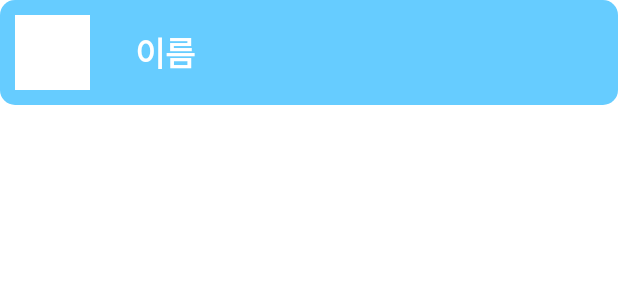
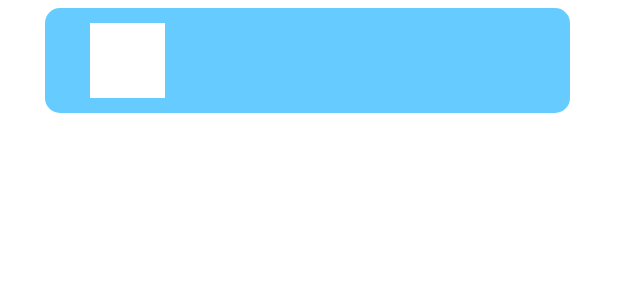
Before and after one commit to gikhoon/TakeCareFridge, an Android app: the layout add_ingredient_list.xml on its own in the app's theme, with its tools: preview values and no code run, on a phone screen of 412 x 824 dp. Shown: the top 300 px of the screen. Run offline under Robolectric (Android 15) with nearby library versions, the phone set to English and light mode, and no system bars.

Commit message:
디자인 drawable 추가

```diff
--- a/app/src/main/res/layout/add_ingredient_list.xml
+++ b/app/src/main/res/layout/add_ingredient_list.xml
@@ -1,12 +1,16 @@
 <?xml version="1.0" encoding="utf-8"?>
 <LinearLayout xmlns:android="http://schemas.android.com/apk/res/android"
-    android:layout_width="match_parent"
+    android:layout_width="350dp"
     android:layout_height="70dp"
+    android:layout_marginStart="30dp"
+    android:layout_marginTop="5dp"
     android:orientation="horizontal"
-    android:background="@drawable/blue_bar_right2">
+    android:background="@drawable/blue_bar_right2"
+    android:layout_centerHorizontal="true">
     <ImageView
         android:id="@+id/iv_addingredientImage"
-        android:layout_margin="10dp"
+        android:layout_marginTop="10dp"
+        android:layout_marginStart="30dp"
         android:layout_width="50dp"
         android:layout_height="50dp"
         android:background="@color/white"
@@ -14,14 +18,14 @@
 
     <TextView
         android:id="@+id/tv_addingredientName"
-        android:layout_width="80dp"
+        android:layout_marginStart="75dp"
+        android:layout_width="120dp"
         android:layout_height="match_parent"
-        android:text="이름"
         android:gravity="center"
         android:fontFamily="@font/basic_font"
         android:textStyle="bold"
         android:textColor="@color/white"
-        android:textSize="22sp"/>
+        android:textSize="25sp"/>
 
     <!--<TextView
         android:id="@+id/tv_addingredient"
--- a/app/src/main/res/values/styles.xml
+++ b/app/src/main/res/values/styles.xml
@@ -1,6 +1,6 @@
 <?xml version="1.0" encoding="utf-8"?>
 <resources>
-    <style name="AppTheme" parent="Theme.AppCompat.Light.DarkActionBar">
+    <style name="AppTheme" parent="Theme.AppCompat.Light.NoActionBar">
         <!-- Customize your theme here. -->
         <item name="colorPrimary">@color/background</item>
         <item name="colorPrimaryDark">@color/background</item>
```
Also changed, not shown: app/src/main/java/com/takecarefridge/AddIngredient.java (+16 -24 lines), app/src/main/java/com/takecarefridge/AddIngredientListAdapter.java (+6 -14 lines), app/src/main/res/layout/add_ingredient.xml (+8 -5 lines).
